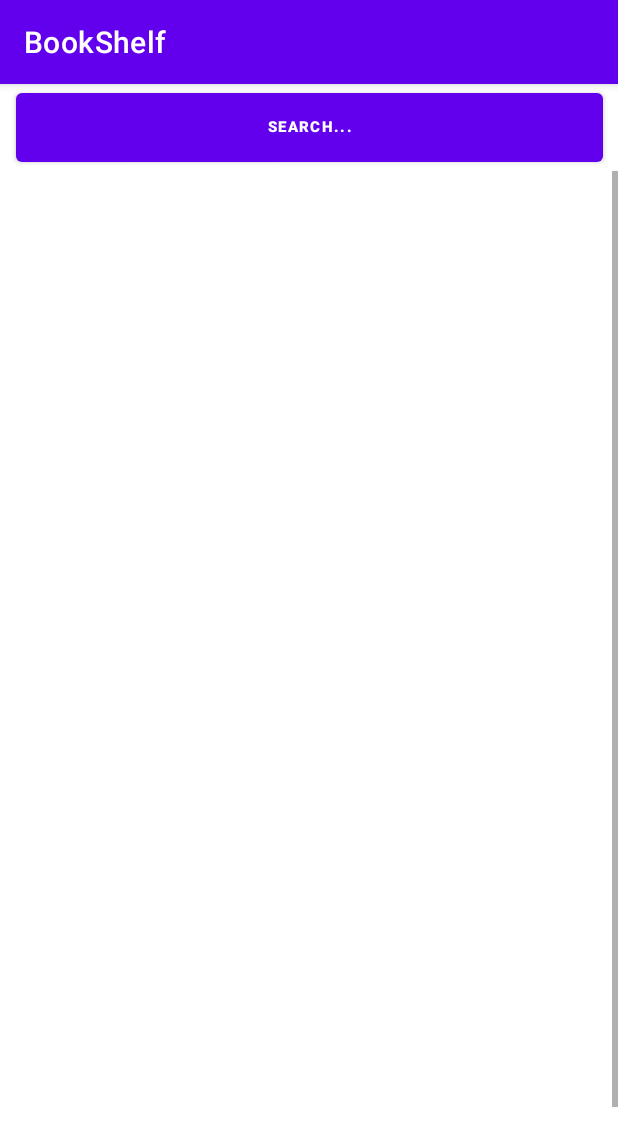
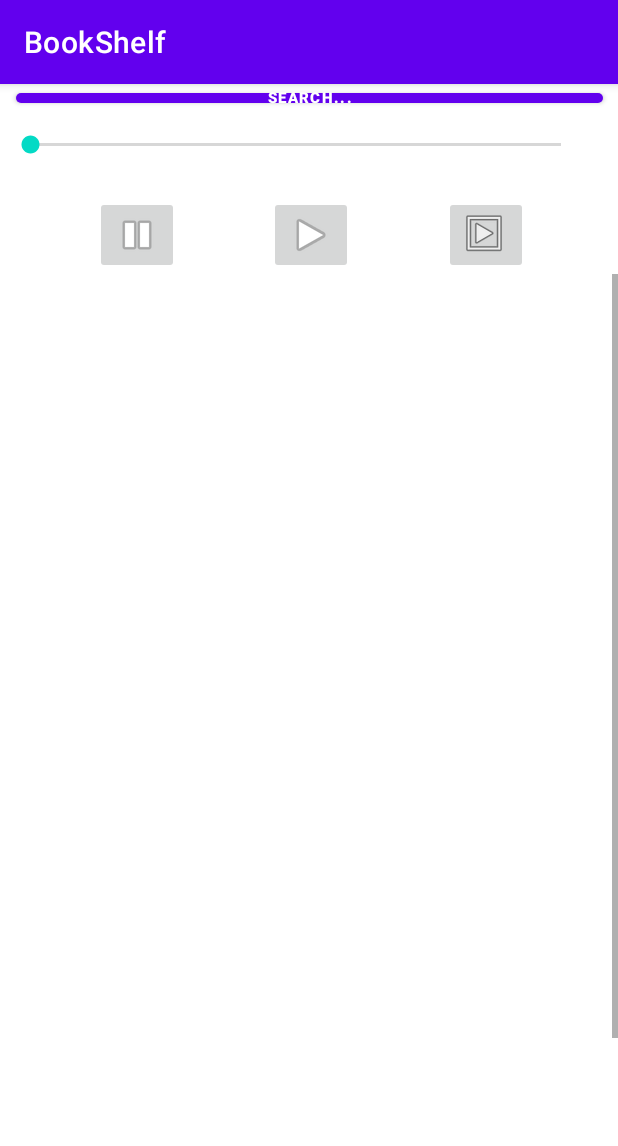
Before and after one commit to LearningJavaAndroid/BookShelf_DynamicUI_Fragment_Delays, an Android app: the fragment BookDetailFragment placed in its activity, on a phone screen of 412 x 824 dp. Shown: the top 1146 px of the screen. Run offline under Robolectric (Android 15) with nearby library versions, the phone set to English and light mode, and no system bars; our stand-ins replace Picasso; pictures from the network do not load.

Commit message:
added buttons

```diff
--- a/app/src/main/res/layout-w600dp-land/activity_main.xml
+++ /dev/null
@@ -1,36 +0,0 @@
-<?xml version="1.0" encoding="utf-8"?>
-<androidx.constraintlayout.widget.ConstraintLayout
-    xmlns:android="http://schemas.android.com/apk/res/android"
-    xmlns:app="http://schemas.android.com/apk/res-auto"
-    xmlns:tools="http://schemas.android.com/tools"
-    android:layout_width="match_parent"
-    android:layout_height="match_parent">
-
-    <Button
-        android:id="@+id/SearchButton"
-        android:layout_width="247dp"
-        android:layout_height="55dp"
-        android:text="@string/search"
-        android:textSize="10sp"
-        android:textStyle="bold"
-        app:layout_constraintStart_toStartOf="parent"
-        app:layout_constraintTop_toTopOf="parent" />
-
-    <FrameLayout
-        android:id="@+id/container"
-        android:layout_width="245dp"
-        android:layout_height="334dp"
-        android:layout_marginTop="0dp"
-        app:layout_constraintBottom_toBottomOf="parent"
-        app:layout_constraintStart_toStartOf="parent"
-        app:layout_constraintTop_toBottomOf="@+id/SearchButton"></FrameLayout>
-
-    <FrameLayout
-        android:id="@+id/container2"
-        android:layout_width="555dp"
-        android:layout_height="396dp"
-        app:layout_constraintBottom_toBottomOf="parent"
-        app:layout_constraintEnd_toEndOf="parent"
-        app:layout_constraintStart_toEndOf="@+id/container"
-        app:layout_constraintTop_toTopOf="parent"></FrameLayout>
-</androidx.constraintlayout.widget.ConstraintLayout>
--- a/app/src/main/res/layout/activity_main.xml
+++ b/app/src/main/res/layout/activity_main.xml
@@ -9,11 +9,12 @@
     <Button
         android:id="@+id/SearchButton"
         android:layout_width="391dp"
-        android:layout_height="58dp"
+        android:layout_height="0dp"
+        android:layout_marginBottom="56dp"
         android:text="@string/search"
         android:textSize="10sp"
         android:textStyle="bold"
-        app:layout_constraintBottom_toTopOf="@+id/container"
+        app:layout_constraintBottom_toTopOf="@+id/stopButton"
         app:layout_constraintEnd_toEndOf="parent"
         app:layout_constraintStart_toStartOf="parent"
         app:layout_constraintTop_toTopOf="parent" />
@@ -25,6 +26,54 @@
         app:layout_constraintBottom_toBottomOf="parent"
         app:layout_constraintEnd_toEndOf="parent"
         app:layout_constraintStart_toStartOf="parent"
-        app:layout_constraintTop_toBottomOf="@+id/SearchButton"></FrameLayout>
+        app:layout_constraintTop_toBottomOf="@+id/playButton"></FrameLayout>
+
+    <SeekBar
+        android:id="@+id/seekBar"
+        android:layout_width="386dp"
+        android:layout_height="36dp"
+        android:layout_marginTop="4dp"
+        app:layout_constraintEnd_toEndOf="parent"
+        app:layout_constraintHorizontal_bias="0.142"
+        app:layout_constraintStart_toStartOf="parent"
+        app:layout_constraintTop_toBottomOf="@+id/SearchButton" />
+
+    <ImageButton
+        android:id="@+id/playButton"
+        android:layout_width="wrap_content"
+        android:layout_height="wrap_content"
+        android:layout_marginTop="56dp"
+        app:layout_constraintBottom_toTopOf="@+id/seekBar"
+        app:layout_constraintEnd_toStartOf="@+id/stopButton"
+        app:layout_constraintHorizontal_bias="0.495"
+        app:layout_constraintStart_toEndOf="@+id/pauseButton"
+        app:layout_constraintTop_toBottomOf="@+id/SearchButton"
+        app:layout_constraintVertical_bias="0.0"
+        app:srcCompat="@android:drawable/ic_media_play"
+        android:contentDescription="@string/todo" />
+
+    <ImageButton
+        android:id="@+id/pauseButton"
+        android:layout_width="wrap_content"
+        android:layout_height="wrap_content"
+        android:layout_marginStart="60dp"
+        app:layout_constraintBottom_toTopOf="@+id/container"
+        app:layout_constraintEnd_toStartOf="@+id/stopButton"
+        app:layout_constraintHorizontal_bias="0.018"
+        app:layout_constraintStart_toStartOf="parent"
+        app:srcCompat="@android:drawable/ic_media_pause"
+        android:contentDescription="@string/todo" />
+
+    <ImageButton
+        android:id="@+id/stopButton"
+        android:layout_width="wrap_content"
+        android:layout_height="wrap_content"
+        android:layout_marginEnd="60dp"
+        android:layout_marginBottom="641dp"
+        app:layout_constraintBottom_toBottomOf="parent"
+        app:layout_constraintEnd_toEndOf="parent"
+        app:layout_constraintTop_toBottomOf="@+id/SearchButton"
+        app:srcCompat="@android:drawable/ic_menu_slideshow"
+        android:contentDescription="@string/todo" />
 
 </androidx.constraintlayout.widget.ConstraintLayout>
--- a/app/src/main/res/values/strings.xml
+++ b/app/src/main/res/values/strings.xml
@@ -7,6 +7,9 @@
     <string name="name"></string>
     <string name="button2">Cancel</string>
     <string name="search">Search...</string>
+    <string name="todo">TODO</string>
+    <string name="todo">TODO</string>
+    <string name="todo">TODO</string>
     <string-array name="Book">
         <item>Dog Man Mothering Heights</item>
         <item>Its Not Easy Being A Bunny</item>
```
